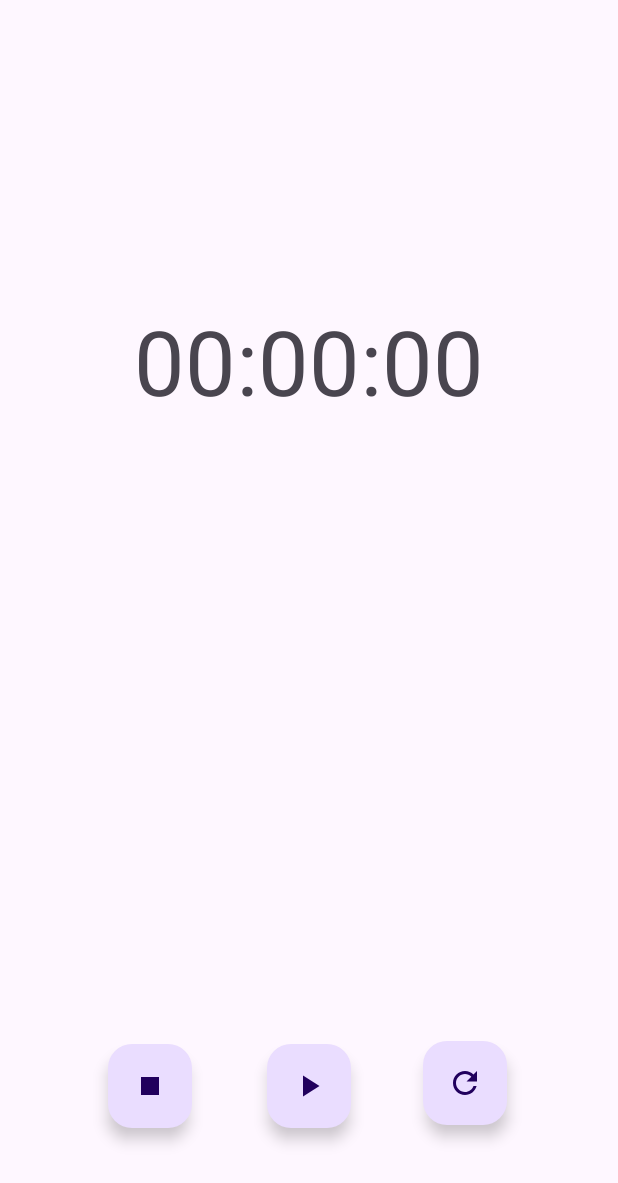
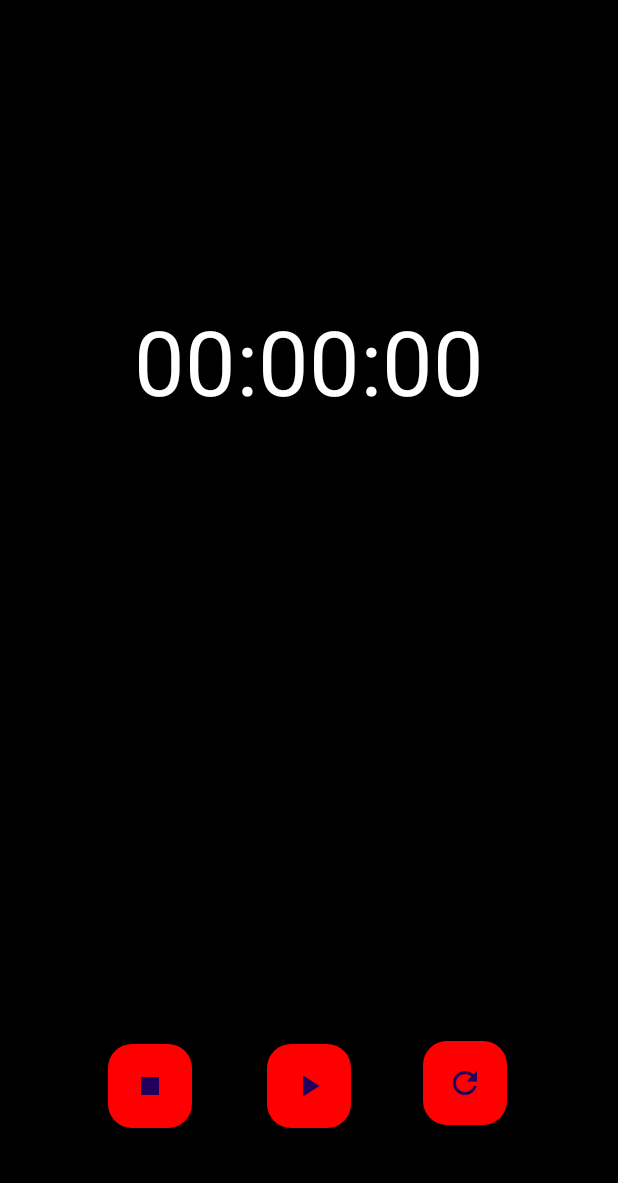
Before and after one commit to Jayde1600/Tempo-Stopwatch-App, an Android app: the screen it shows after launch (MainActivity), on a phone screen of 412 x 824 dp. Shown: the top 1183 px of the screen. Run offline under Robolectric (Android 15) with nearby library versions, the phone set to English and light mode, and no system bars.

Commit message:
changed the colors of the app

```diff
--- /dev/null
+++ b/app/src/main/res/color/red.xml
@@ -0,0 +1,7 @@
+<?xml version="1.0" encoding="utf-8"?>
+<selector xmlns:android="http://schemas.android.com/apk/res/android">
+
+    <!-- Red color state -->
+    <item android:color="#FF0000" /> <!-- Red color in hexadecimal -->
+
+</selector>
--- a/app/src/main/res/layout/activity_main.xml
+++ b/app/src/main/res/layout/activity_main.xml
@@ -15,6 +15,7 @@
             android:layout_width="wrap_content"
             android:layout_height="wrap_content"
             android:text="00:00:00"
+            android:textColor="@color/white"
             android:textSize="60sp"
             android:layout_centerHorizontal="true"
             android:layout_marginTop="200dp"/>
@@ -27,6 +28,7 @@
             android:layout_margin="72dp"
             android:layout_alignParentStart="true"
             android:layout_alignParentBottom="true"
+            android:backgroundTint="@color/red"
             android:onClick="StopTime"/>
 
         <com.google.android.material.floatingactionbutton.FloatingActionButton
@@ -37,6 +39,7 @@
             android:layout_margin="72dp"
             android:layout_centerInParent="true"
             android:layout_alignParentBottom="true"
+            android:backgroundTint="@color/red"
             android:onClick="StartTime"/>
 
         <com.google.android.material.floatingactionbutton.FloatingActionButton
@@ -44,7 +47,9 @@
             android:layout_width="wrap_content"
             android:layout_height="wrap_content"
             android:src="@drawable/baseline_refresh_24"
+
             android:layout_margin="74dp"
+            android:backgroundTint="@color/red"
             android:layout_alignParentEnd="true"
             android:layout_alignParentBottom="true"
             android:onClick="RestartTime"/>
--- a/app/src/main/res/values-night/themes.xml
+++ b/app/src/main/res/values-night/themes.xml
@@ -2,6 +2,8 @@
     <!-- Base application theme. -->
     <style name="Base.Theme.Tempo" parent="Theme.Material3.DayNight.NoActionBar">
         <!-- Customize your dark theme here. -->
-        <!-- <item name="colorPrimary">@color/my_dark_primary</item> -->
+        <item name="android:windowBackground">@android:color/black</item>
+        <item name="colorPrimary">@color/red</item>
+        <item name="android:colorSecondary">@color/red</item>
     </style>
 </resources>
--- a/app/src/main/res/values/themes.xml
+++ b/app/src/main/res/values/themes.xml
@@ -2,7 +2,9 @@
     <!-- Base application theme. -->
     <style name="Base.Theme.Tempo" parent="Theme.Material3.DayNight.NoActionBar">
         <!-- Customize your light theme here. -->
-        <!-- <item name="colorPrimary">@color/my_light_primary</item> -->
+        <item name="android:windowBackground">@android:color/black</item>
+        <item name="colorPrimary">@color/red</item>
+        <item name="android:colorSecondary">@color/red</item>
     </style>
 
     <style name="Theme.Tempo" parent="Base.Theme.Tempo" />
```
